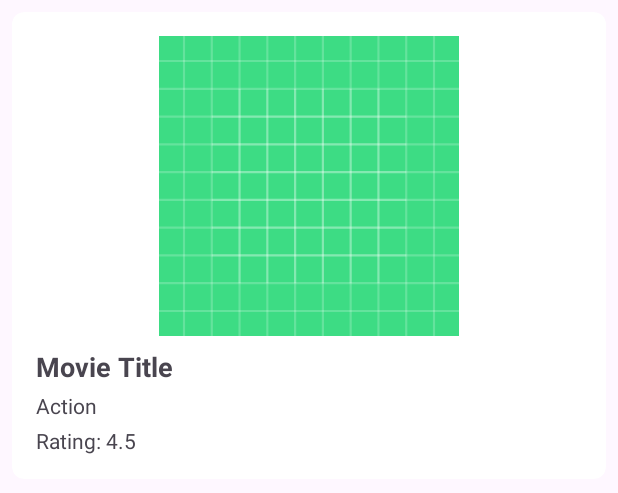
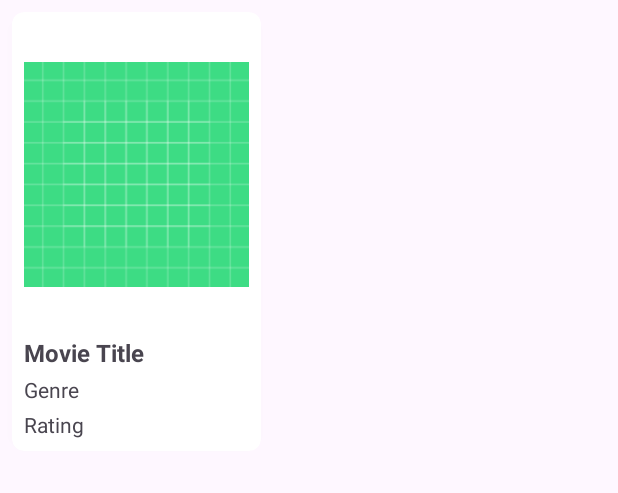
Before and after one commit to Wanqing-Chenn/MobileClassRepo, an Android app: the layout item_movie.xml on its own in the app's theme, with its tools: preview values and no code run, on a phone screen of 412 x 824 dp. Shown: the top 493 px of the screen. Run offline under Robolectric (Android 15) with nearby library versions, the light colour scheme and no system bars.

Commit message:
Final modification

```diff
--- a/app/src/main/java/com/example/myapplication/HomeActivity.java
+++ b/app/src/main/java/com/example/myapplication/HomeActivity.java
@@ -73,4 +73,5 @@ public class HomeActivity extends AppCompatActivity {
         // Set welcome message
         userNameText.setText("Welcome back, User");
     }
+
 }
--- a/app/src/main/res/layout/item_movie.xml
+++ b/app/src/main/res/layout/item_movie.xml
@@ -1,25 +1,23 @@
 <?xml version="1.0" encoding="utf-8"?>
 <androidx.cardview.widget.CardView xmlns:android="http://schemas.android.com/apk/res/android"
     xmlns:app="http://schemas.android.com/apk/res-auto"
-    xmlns:tools="http://schemas.android.com/tools"
     android:id="@+id/cardView"
-    android:layout_width="match_parent"
+    android:layout_width="wrap_content"
     android:layout_height="wrap_content"
-    android:layout_margin="8dp"
     app:cardCornerRadius="8dp"
     app:cardElevation="4dp"
-    tools:context=".HomeActivity">
+    android:layout_margin="8dp">
 
     <LinearLayout
         android:orientation="vertical"
-        android:layout_width="match_parent"
+        android:layout_width="wrap_content"
         android:layout_height="wrap_content"
-        android:padding="16dp">
+        android:padding="8dp">
 
         <!-- Movie Image -->
         <ImageView
             android:id="@+id/imageView"
-            android:layout_width="match_parent"
+            android:layout_width="150dp"
             android:layout_height="200dp"
             android:src="@drawable/ic_launcher_background" />
 
@@ -29,7 +27,7 @@
             android:layout_width="wrap_content"
             android:layout_height="wrap_content"
             android:text="Movie Title"
-            android:textSize="18sp"
+            android:textSize="16sp"
             android:textStyle="bold"
             android:layout_marginTop="8dp"/>
 
@@ -38,7 +36,7 @@
             android:id="@+id/textViewGenre"
             android:layout_width="wrap_content"
             android:layout_height="wrap_content"
-            android:text="Action"
+            android:text="Genre"
             android:textSize="14sp"
             android:layout_marginTop="4dp"/>
 
@@ -47,10 +45,9 @@
             android:id="@+id/textViewRating"
             android:layout_width="wrap_content"
             android:layout_height="wrap_content"
-            android:text="Rating: 4.5"
+            android:text="Rating"
             android:textSize="14sp"
             android:layout_marginTop="4dp"/>
-
     </LinearLayout>
 
 </androidx.cardview.widget.CardView>
```
